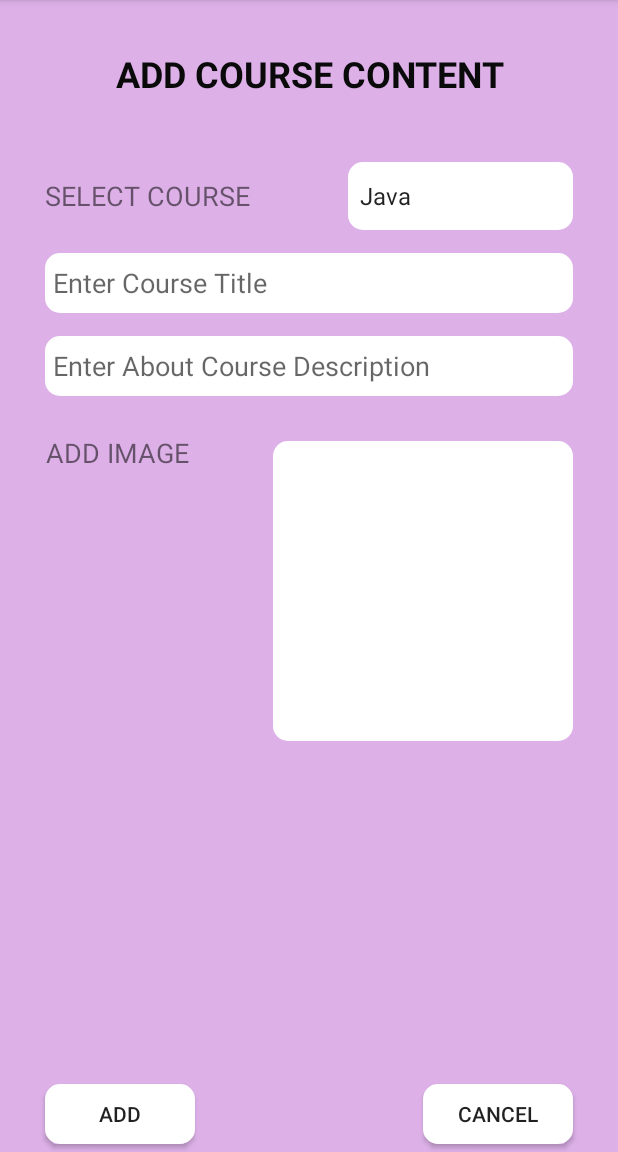
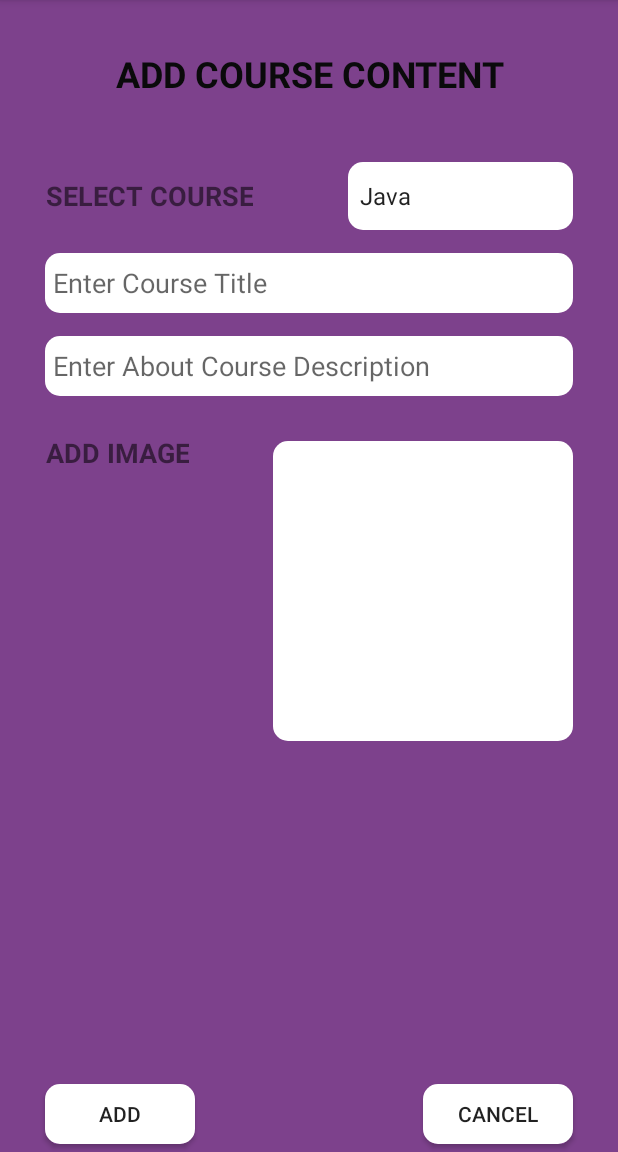
Before and after one commit to TharushiNDewangi/MAD-ASSIGNMENT-1, an Android app: the AddCourse screen opened directly, with no data from a screen before it, on a phone screen of 412 x 824 dp, the part 84-1236 px from its top. Run offline under Robolectric (Android 15) with nearby library versions, the phone set to English and light mode, and no system bars; our stand-ins replace Firebase (no records; nobody signed in at launch, a user with empty details on screens opened directly).

Commit message:
course management function 12th commit

```diff
--- a/app/src/main/res/layout/activity_course.xml
+++ b/app/src/main/res/layout/activity_course.xml
@@ -3,83 +3,85 @@
     xmlns:tools="http://schemas.android.com/tools"
     android:layout_width="match_parent"
     android:layout_height="match_parent"
+    android:background="#7D418C"
     android:orientation="vertical"
-    android:background="#DDB1E8"
     tools:context=".AddCourse">
 
     <TextView
         android:id="@+id/coursecontent"
         android:layout_width="match_parent"
         android:layout_height="58dp"
+        android:layout_marginTop="20dp"
+        android:gravity="center"
         android:text="Add Course Content"
-        android:textSize="24sp"
         android:textAllCaps="true"
         android:textColor="#0A0A0B"
-        android:textStyle="bold"
-        android:layout_marginTop="20dp"
-        android:gravity="center"/>
+        android:textSize="24sp"
+        android:textStyle="bold" />
 
     <TextView
         android:id="@+id/selectcourse"
         android:layout_width="wrap_content"
         android:layout_height="45dp"
+        android:layout_below="@+id/coursecontent"
+        android:layout_marginLeft="30dp"
+        android:layout_marginTop="30dp"
+        android:gravity="center"
         android:text="Select course"
         android:textAllCaps="true"
-        android:gravity="center"
-        android:layout_below="@+id/coursecontent"
-        android:layout_marginTop="30dp"
         android:textSize="18sp"
-        android:layout_marginLeft="30dp"/>
+        android:textStyle="bold" />
 
     <Spinner
         android:id="@+id/spinner"
         android:layout_width="150dp"
         android:layout_height="45dp"
         android:layout_below="@+id/coursecontent"
-        android:entries="@array/courses"
         android:layout_alignParentRight="true"
         android:layout_marginTop="30dp"
-        android:textSize="18sp"
+        android:layout_marginRight="30dp"
         android:background="@drawable/shape"
-        android:layout_marginRight="30dp"/>
+        android:entries="@array/courses"
+        android:textSize="18sp" />
 
     <EditText
         android:id="@+id/CourseTitle"
         android:layout_width="match_parent"
         android:layout_height="40dp"
+        android:layout_below="@+id/spinner"
+        android:layout_marginLeft="30dp"
+        android:layout_marginTop="15dp"
+        android:layout_marginRight="30dp"
+        android:background="@drawable/shape"
         android:hint="Enter Course Title"
         android:paddingLeft="5dp"
-        android:background="@drawable/shape"
-        android:layout_marginLeft="30dp"
-        android:layout_marginRight="30dp"
-        android:textSize="18sp"
-        android:layout_below="@+id/spinner"
-        android:layout_marginTop="15dp"/>
+        android:textSize="18sp" />
 
     <EditText
         android:id="@+id/coursedescription"
         android:layout_width="match_parent"
         android:layout_height="40dp"
+        android:layout_below="@+id/CourseTitle"
+        android:layout_marginLeft="30dp"
+        android:layout_marginTop="15dp"
+        android:layout_marginRight="30dp"
+        android:background="@drawable/shape"
         android:hint="Enter About Course Description"
         android:paddingLeft="5dp"
-        android:background="@drawable/shape"
-        android:layout_marginLeft="30dp"
-        android:layout_marginRight="30dp"
-        android:textSize="18sp"
-        android:layout_below="@+id/CourseTitle"
-        android:layout_marginTop="15dp"/>
+        android:textSize="18sp" />
 
     <TextView
         android:id="@+id/addimage"
         android:layout_width="wrap_content"
         android:layout_height="45dp"
+        android:layout_below="@+id/coursedescription"
+        android:layout_marginLeft="30dp"
+        android:layout_marginTop="15dp"
+        android:gravity="center"
         android:text="Add Image"
-        android:gravity="center"
-        android:layout_below="@+id/coursedescription"
-        android:layout_marginTop="15dp"
         android:textAllCaps="true"
         android:textSize="18sp"
-        android:layout_marginLeft="30dp"/>
+        android:textStyle="bold" />
 
     <ImageView
         android:id="@+id/imageView"
@@ -97,23 +99,23 @@
         android:id="@+id/add"
         android:layout_width="100dp"
         android:layout_height="40dp"
-        android:text="ADD"
+        android:layout_alignParentBottom="true"
+        android:layout_marginLeft="30dp"
+        android:layout_marginBottom="5dp"
+        android:background="@drawable/shape"
         android:gravity="center"
-        android:background="@drawable/shape"
-        android:layout_alignParentBottom="true"
-        android:layout_marginBottom="5dp"
-        android:layout_marginLeft="30dp"/>
+        android:text="ADD" />
 
     <Button
         android:id="@+id/buttoncancel"
         android:layout_width="100dp"
         android:layout_height="40dp"
-        android:text="CANCEL"
+        android:layout_alignParentRight="true"
+        android:layout_alignParentBottom="true"
+        android:layout_marginRight="30dp"
+        android:layout_marginBottom="5dp"
+        android:background="@drawable/shape"
         android:gravity="center"
-        android:background="@drawable/shape"
-        android:layout_alignParentBottom="true"
-        android:layout_alignParentRight="true"
-        android:layout_marginBottom="5dp"
-        android:layout_marginRight="30dp"/>
+        android:text="CANCEL" />
 
 </RelativeLayout>
--- a/app/src/main/res/values/strings.xml
+++ b/app/src/main/res/values/strings.xml
@@ -76,4 +76,7 @@
     <string name="modules">Enter Your name</string>
     <string name="outofmark">Enter your Outof Mark</string>
     <string name="moduless">Enter Number of modules</string>
+    <string name="resultt">"Your Result "</string>
+    <string name="back">Back</string>
+    <string name="motivate">Motivate your Mind</string>
 </resources>
```
Also changed, not shown: app/src/main/java/com/example/elearningsystem/AddCourse.java (+2 -14 lines), app/src/main/java/com/example/elearningsystem/Java.java (+0 -12 lines), app/src/main/java/com/example/elearningsystem/UpdateCourses.java (+2 -5 lines), app/src/main/java/com/example/elearningsystem/markscalculation.java (+0 -13 lines), app/src/main/java/com/example/elearningsystem/viewcourse.java (+6 -13 lines), app/src/main/res/layout/activity_markscalculation.xml (+26 -27 lines), app/src/main/res/layout/activity_showresult.xml (+35 -18 lines), app/src/main/res/layout/activity_update_courses.xml (+8 -4 lines), app/src/main/res/layout/activity_viewcourse.xml (+19 -23 lines), app/src/main/res/layout/javaadpter.xml (+4 -3 lines), 2 other files.
